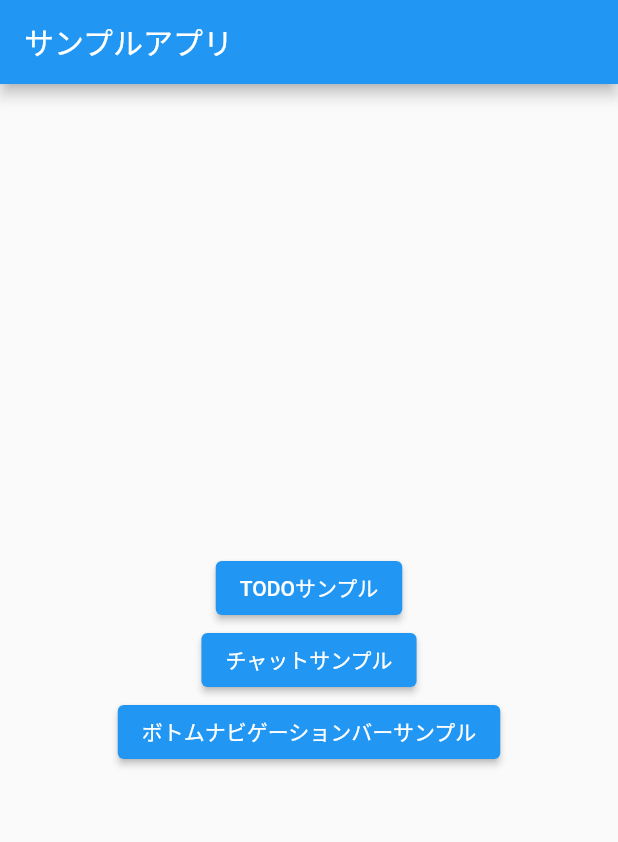
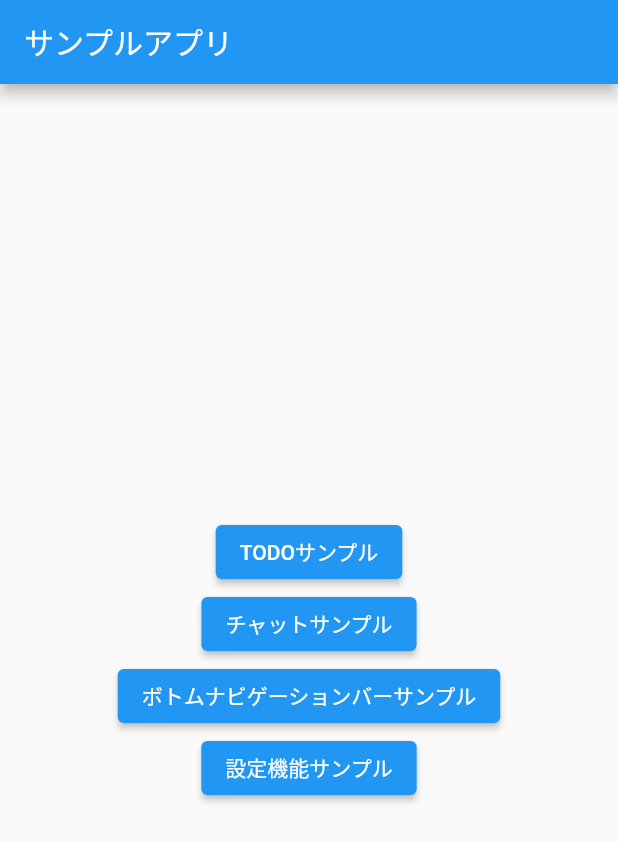
Before and after one commit to kenta-wakasa/techford, a Flutter app: the screen it shows after launch, on a phone screen of 412 x 824 dp. Shown: the top 842 px of the screen. Run offline on Flutter 3.47's test engine with Material 2 defaults, Android fonts, the phone set to English and light mode, and no system bars; our stand-ins replace cloud_firestore, firebase_auth, firebase_core, firebase_storage, google_sign_in, image_picker; accounts and stored records are empty.

Commit message:
設定ページのサンプル作成

```diff
--- a/lib/main.dart
+++ b/lib/main.dart
@@ -1,7 +1,6 @@
 import 'package:cloud_firestore/cloud_firestore.dart';
 import 'package:firebase_core/firebase_core.dart';
 import 'package:flutter/material.dart';
-import 'package:google_mobile_ads/google_mobile_ads.dart';
 import 'package:sample2/start_page.dart';
 
 // はじめに main 関数が実行されます
@@ -11,7 +10,7 @@ Future<void> main() async {
 
   // Firebase の初期化。await をつけることで終わるまで待てる。
   await Firebase.initializeApp();
-  await MobileAds.instance.initialize(); // 追加
+  // await MobileAds.instance.initialize(); // 追加
 
   // runApp のなかにかかれたWidgetがrootになります。
   runApp(MyApp());
--- a/lib/start_page.dart
+++ b/lib/start_page.dart
@@ -3,6 +3,7 @@ import 'package:flutter/material.dart';
 import 'package:sample2/room_list_page.dart';
 import 'package:sample2/login_page.dart';
 import 'package:sample2/navigate_page.dart';
+import 'package:sample2/settings_page.dart';
 import 'package:sample2/todo_page.dart';
 
 class StartPage extends StatefulWidget {
@@ -21,11 +22,43 @@ class _StartPageState extends State<StartPage> {
       ),
       body: Column(
         mainAxisAlignment: MainAxisAlignment.center,
-        children: [
-          SizedBox(
-            width: double.infinity,
+        children: const [
+          SizedBox(width: double.infinity),
+          ElevatedButtonToPush(
+            label: 'TODOサンプル',
+            page: TodoPage(),
           ),
-          ElevatedButton(
+          ElevatedButtonToPush(
+            label: 'チャットサンプル',
+            page: RoomListPage(),
+          ),
+          ElevatedButtonToPush(
+            label: 'ボトムナビゲーションバーサンプル',
+            page: NavigatePage(),
+          ),
+          ElevatedButtonToPush(
+            label: '設定機能サンプル',
+            page: SettingsPage(),
+          ),
+        ],
+      ),
+    );
+  }
+}
+
+class ElevatedButtonToPush extends StatelessWidget {
+  const ElevatedButtonToPush({
+    Key? key,
+    required this.label,
+    required this.page,
+  }) : super(key: key);
+
+  final String label;
+  final Widget page;
+
+  @override
+  Widget build(BuildContext context) {
+    return ElevatedButton(
       onPressed: () async {
         if (FirebaseAuth.instance.currentUser == null) {
           Navigator.of(context).push(
@@ -40,59 +73,12 @@ class _StartPageState extends State<StartPage> {
         Navigator.of(context).push(
           MaterialPageRoute(
             builder: (context) {
-                    return const TodoPage();
+              return page;
             },
           ),
         );
       },
-            child: const Text('TODOサンプル'),
-          ),
-          ElevatedButton(
-            onPressed: () async {
-              if (FirebaseAuth.instance.currentUser == null) {
-                Navigator.of(context).push(
-                  MaterialPageRoute(
-                    builder: (context) {
-                      return const LoginPage();
-                    },
-                  ),
-                );
-                return;
-              }
-              Navigator.of(context).push(
-                MaterialPageRoute(
-                  builder: (context) {
-                    return const RoomListPage();
-                  },
-                ),
-              );
-            },
-            child: const Text('チャットサンプル'),
-          ),
-          ElevatedButton(
-            onPressed: () async {
-              if (FirebaseAuth.instance.currentUser == null) {
-                Navigator.of(context).push(
-                  MaterialPageRoute(
-                    builder: (context) {
-                      return const LoginPage();
-                    },
-                  ),
-                );
-                return;
-              }
-              Navigator.of(context).push(
-                MaterialPageRoute(
-                  builder: (context) {
-                    return const NavigatePage();
-                  },
-                ),
-              );
-            },
-            child: const Text('ボトムナビゲーションバーサンプル'),
-          ),
-        ],
-      ),
+      child: Text(label),
     );
   }
 }
--- a/pubspec.yaml
+++ b/pubspec.yaml
@@ -43,8 +43,6 @@ dependencies:
   # 画像の選択ができるよ
   image_picker: ^0.8.4+2
   firebase_storage: ^10.0.5
-
-  google_mobile_ads: ^0.13.5
 
 dev_dependencies:
   flutter_test:
```
Also changed, not shown: lib/ads_test_page.dart (deleted, +0 -54 lines), pubspec.lock. Lines whose indentation alone changed are shown as unchanged.
